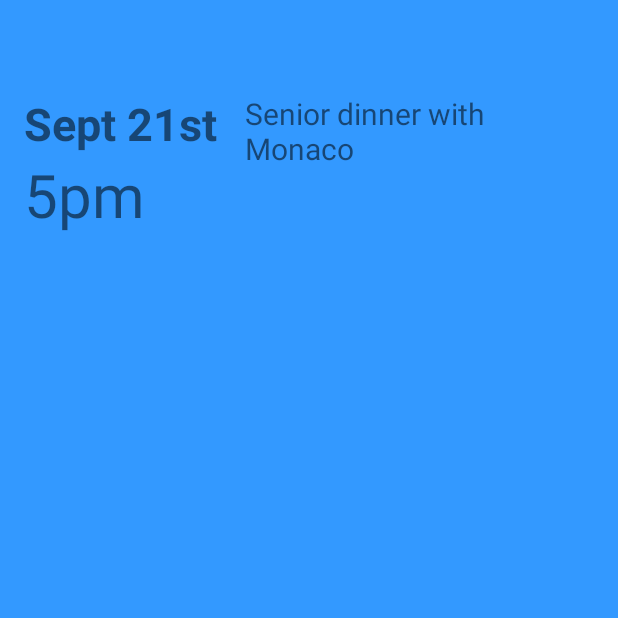
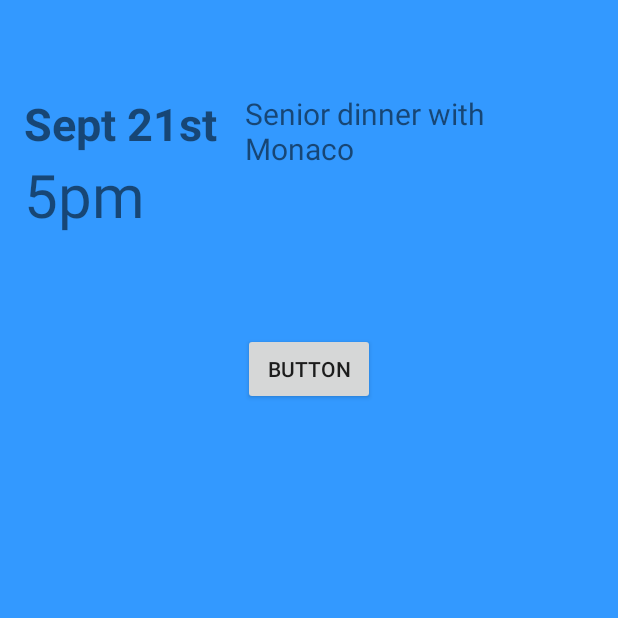
Before and after one commit to kateharwood/JumboEats, an Android app: the screen it shows after launch (MainActivity), on a phone screen of 412 x 824 dp, the top half of it. Run offline under Robolectric (Android 15) with nearby library versions, the light colour scheme and no system bars.

```diff
--- a/app/src/main/res/layout/activity_main.xml
+++ b/app/src/main/res/layout/activity_main.xml
@@ -55,5 +55,14 @@
             android:layout_marginLeft="147dp"
             android:layout_marginStart="147dp" />
 
+    <Button
+        android:text="Button"
+        android:layout_width="wrap_content"
+        android:layout_height="wrap_content"
+        android:layout_below="@+id/editText2"
+        android:layout_centerHorizontal="true"
+        android:layout_marginTop="109dp"
+        android:id="@+id/button" />
+
     <!--</ExpandableListView>-->
 </RelativeLayout>
--- a/build.gradle
+++ b/build.gradle
@@ -5,7 +5,7 @@
         jcenter()
     }
     dependencies {
-        classpath 'com.android.tools.build:gradle:2.1.0'
+        classpath 'com.android.tools.build:gradle:2.2.0'
 
         // NOTE: Do not place your application dependencies here; they belong
         // in the individual module build.gradle files
```
Also changed, not shown: gradle/wrapper/gradle-wrapper.properties.
